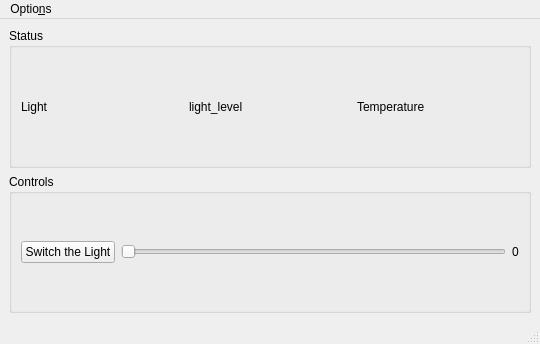
ChatzigeorgiouGroup/OptoWorld, file qt5_app/mainwindow.ui: the form before one commit.
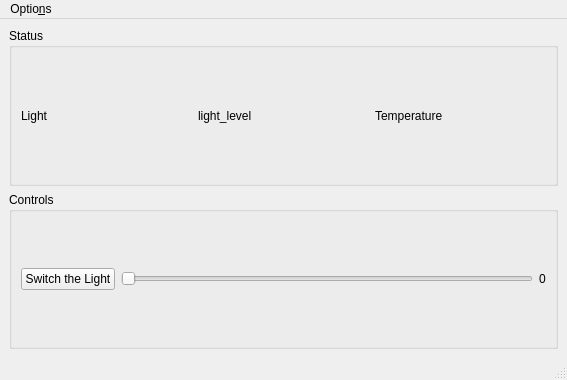
The form after the commit.

Commit message: Added starting of a stim-sequence from gui

Patch:
```diff
--- a/qt5_app/mainwindow.ui
+++ b/qt5_app/mainwindow.ui
@@ -6,8 +6,8 @@
    <rect>
     <x>0</x>
     <y>0</y>
-    <width>540</width>
-    <height>344</height>
+    <width>567</width>
+    <height>380</height>
    </rect>
   </property>
   <property name="windowTitle">
@@ -92,7 +92,7 @@
     <rect>
      <x>0</x>
      <y>0</y>
-     <width>540</width>
+     <width>567</width>
      <height>30</height>
     </rect>
    </property>
```
The commit also changes 6 other files.
